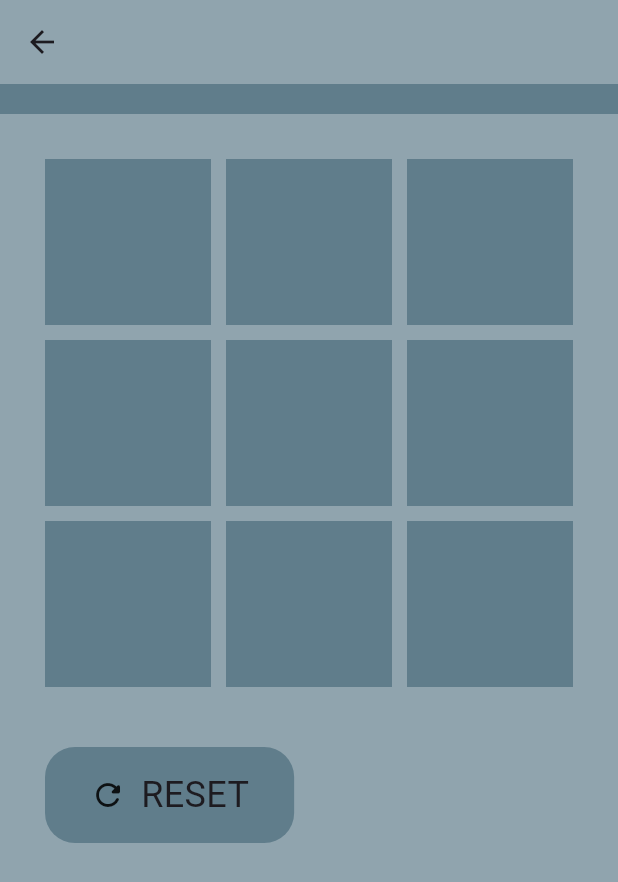
After one commit to asmitrawal/tic_tac_toe_app, a Flutter app: the screen it shows after launch, after a tap on "PLAY 2P", on a phone screen of 412 x 824 dp. The commit adds this screen. Shown: the top 882 px of the screen. Run offline on Flutter 3.47's test engine with Material 3 defaults, Android fonts, the phone set to English and light mode, and no system bars; our stand-ins replace google_fonts.

Commit message:
game board initiated, checking win condition

```diff
--- /dev/null
+++ b/lib/components/custom_reset_button.dart
@@ -0,0 +1,41 @@
+// ignore_for_file: public_member_api_docs, sort_constructors_first
+import 'package:flutter/material.dart';
+
+import 'package:tic_tac_toe_app/constants/constants.dart';
+
+class CustomResetButton extends StatelessWidget {
+  final void Function()? onTap;
+  const CustomResetButton({
+    Key? key,
+    required this.onTap,
+  }) : super(key: key);
+
+  @override
+  Widget build(BuildContext context) {
+    return Container(
+      margin: EdgeInsets.only(left: Constants.paddingHor),
+      child: InkWell(
+        onTap: onTap,
+        child: Container(
+          padding: EdgeInsets.symmetric(
+              horizontal: Constants.paddingHor, vertical: Constants.paddingVer),
+          decoration: BoxDecoration(
+            color: Colors.blueGrey,
+            borderRadius: BorderRadius.circular(20),
+          ),
+          child: Row(
+            mainAxisSize: MainAxisSize.min,
+            children: [
+              Icon(
+                Icons.refresh_rounded,
+                size: 24,
+              ),
+              SizedBox(width: 10),
+              Text("RESET", style: TextStyle(fontSize: 24)),
+            ],
+          ),
+        ),
+      ),
+    );
+  }
+}
--- a/lib/components/custom_button.dart
+++ b/lib/components/custom_select_button.dart
@@ -1,11 +1,12 @@
 // ignore_for_file: public_member_api_docs, sort_constructors_first
 import 'package:flutter/material.dart';
 import 'package:tic_tac_toe_app/constants/constants.dart';
+import 'package:tic_tac_toe_app/pages/game_board.dart';
 
-class CustomButton extends StatelessWidget {
+class CustomSelectButton extends StatelessWidget {
   final String buttonText;
   final IconData iconData;
-  const CustomButton({
+  const CustomSelectButton({
     Key? key,
     required this.buttonText,
     required this.iconData,
@@ -14,6 +15,21 @@ class CustomButton extends StatelessWidget {
   @override
   Widget build(BuildContext context) {
     return InkWell(
+      onTap: () {
+        Navigator.push(
+          context,
+          MaterialPageRoute(
+            builder: (context) => GameBoard(),
+          ),
+        );
+        // Navigator.pushAndRemoveUntil(
+        //   context,
+        //   MaterialPageRoute(
+        //     builder: (context) => GameBoard(),
+        //   ),
+        //   (route) => false,
+        // );
+      },
       child: Container(
         width: MediaQuery.of(context).size.width * 0.7,
         padding: EdgeInsets.symmetric(
@@ -23,8 +39,6 @@ class CustomButton extends StatelessWidget {
           borderRadius: BorderRadius.circular(20),
         ),
         child: Row(
-          mainAxisAlignment: MainAxisAlignment.start,
-          crossAxisAlignment: CrossAxisAlignment.center,
           children: [
             Icon(
               iconData,
--- /dev/null
+++ b/lib/components/grid_box.dart
@@ -0,0 +1,33 @@
+// ignore_for_file: public_member_api_docs, sort_constructors_first
+import 'package:flutter/material.dart';
+
+class GridBox extends StatelessWidget {
+  final String text;
+  final void Function()? onTap;
+  const GridBox({
+    Key? key,
+    required this.text,
+    required this.onTap,
+  }) : super(key: key);
+
+  @override
+  Widget build(BuildContext context) {
+    return InkWell(
+      onTap: onTap,
+      child: Container(
+        alignment: Alignment.center,
+        height: 40,
+        width: 40,
+        decoration: BoxDecoration(
+          color: Colors.blueGrey,
+        ),
+        child: Text(
+          text,
+          style: TextStyle(
+            fontSize: 50,
+          ),
+        ),
+      ),
+    );
+  }
+}
--- /dev/null
+++ b/lib/components/score_board.dart
@@ -0,0 +1,17 @@
+import 'package:flutter/material.dart';
+
+class ScoreBoard extends StatelessWidget {
+  const ScoreBoard({super.key});
+
+  @override
+  Widget build(BuildContext context) {
+    return Container(
+      height: 20,
+      // width: 20,
+      color: Colors.blueGrey,
+      child: Row(
+        children: [],
+      ),
+    );
+  }
+}
--- a/lib/main.dart
+++ b/lib/main.dart
@@ -1,6 +1,7 @@
 import 'package:flutter/material.dart';
+import 'package:google_fonts/google_fonts.dart';
+
 import 'package:tic_tac_toe_app/pages/home_screen.dart';
-import 'package:google_fonts/google_fonts.dart';
 
 void main() {
   runApp(const MyApp());
--- /dev/null
+++ b/lib/pages/game_board.dart
@@ -0,0 +1,91 @@
+import 'package:flutter/material.dart';
+import 'package:tic_tac_toe_app/components/custom_reset_button.dart';
+import 'package:tic_tac_toe_app/components/grid_box.dart';
+import 'package:tic_tac_toe_app/components/score_board.dart';
+import 'package:tic_tac_toe_app/constants/constants.dart';
+
+class GameBoard extends StatefulWidget {
+  const GameBoard({super.key});
+
+  @override
+  State<GameBoard> createState() => _GameBoardState();
+}
+
+class _GameBoardState extends State<GameBoard> {
+  List<String> gridValues = List.filled(9, '');
+  bool ohTurn = true;
+
+  @override
+  Widget build(BuildContext context) {
+    return Scaffold(
+        appBar: AppBar(
+          backgroundColor: Colors.blueGrey[300],
+        ),
+        backgroundColor: Colors.blueGrey[300],
+        body: Column(
+          crossAxisAlignment: CrossAxisAlignment.start,
+          children: [
+            ScoreBoard(),
+            Flexible(
+              child: buildGrid(context),
+            ),
+            SizedBox(
+              height: 10,
+            ),
+            CustomResetButton(
+              onTap: resetBoard,
+            ),
+          ],
+        ));
+  }
+
+  Widget buildGrid(BuildContext context) {
+    return Container(
+      margin: EdgeInsets.all(Constants.margin),
+      child: GridView.builder(
+        shrinkWrap: true,
+        gridDelegate: SliverGridDelegateWithFixedCrossAxisCount(
+          crossAxisCount: 3,
+          crossAxisSpacing: 10,
+          mainAxisSpacing: 10,
+        ),
+        itemBuilder: (context, index) {
+          return GridBox(
+            text: gridValues[index],
+            onTap: () {
+              setState(() {});
+              gridValues[index] = printExOrOh(gridValue: gridValues[index]);
+            },
+          );
+        },
+        itemCount: 9,
+      ),
+    );
+  }
+
+  //print X or O when tapped, only if its not already tapped
+  String printExOrOh({required String gridValue}) {
+    if (gridValue.isEmpty) {
+      if (ohTurn) {
+        switchTurns();
+        return "O";
+      } else {
+        switchTurns();
+        return "X";
+      }
+    } else {
+      return gridValue;
+    }
+  }
+
+  //seperate function to switch turns because only switch turn if value is printed
+  void switchTurns() {
+    ohTurn = !ohTurn;
+  }
+
+  void resetBoard() {
+    setState(() {});
+    gridValues = List.filled(9, '');
+    ohTurn = true;
+  }
+}
--- a/lib/pages/home_screen.dart
+++ b/lib/pages/home_screen.dart
@@ -1,6 +1,6 @@
 import 'package:flutter/material.dart';
 // import 'package:flutter_svg/flutter_svg.dart';
-import 'package:tic_tac_toe_app/components/custom_button.dart';
+import 'package:tic_tac_toe_app/components/custom_select_button.dart';
 
 class HomeScreen extends StatefulWidget {
   HomeScreen({super.key});
@@ -56,13 +56,13 @@ class _HomeScreenState extends State<HomeScreen> {
             ),
 
             //button 2P
-            CustomButton(buttonText: "PLAY 2P", iconData: Icons.people),
+            CustomSelectButton(buttonText: "PLAY 2P", iconData: Icons.people),
             SizedBox(
               height: 20,
             ),
 
             //button multiplayer
-            CustomButton(
+            CustomSelectButton(
               buttonText: "MULTIPLAYER",
               iconData: Icons.groups_2,
             ),
```
